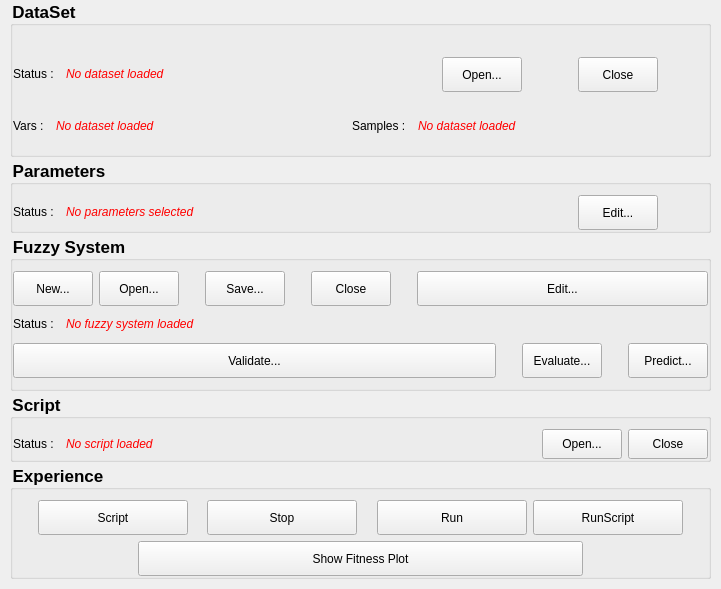
First picture: the form in fuge-lc/fugemain.ui, repository ThibaultSchowing/FUGE-LC, before the edit.
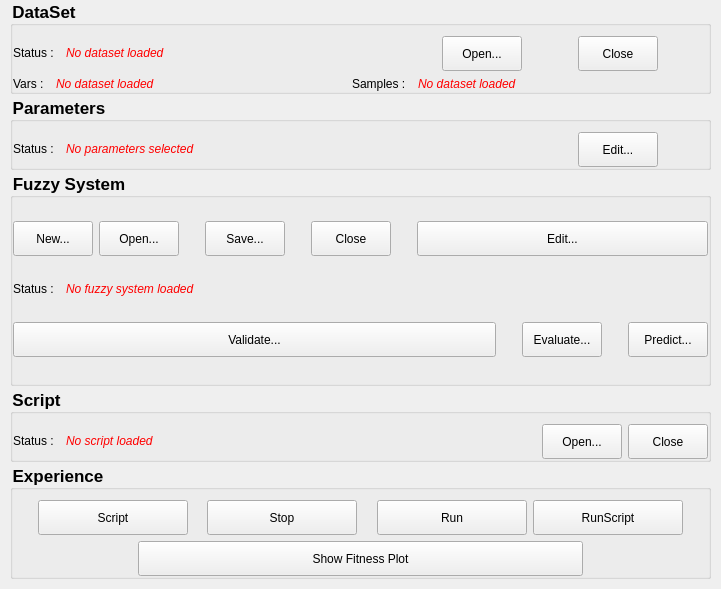
Second picture: the form after the edit. Icons and pictures are not drawn.

```diff
--- a/fuge-lc/fugemain.ui
+++ b/fuge-lc/fugemain.ui
@@ -430,7 +430,7 @@
        <bool>true</bool>
       </property>
       <property name="sizePolicy">
-       <sizepolicy hsizetype="Expanding" vsizetype="Fixed">
+       <sizepolicy hsizetype="Expanding" vsizetype="MinimumExpanding">
         <horstretch>0</horstretch>
         <verstretch>0</verstretch>
        </sizepolicy>
@@ -873,7 +873,7 @@
            <property name="minimumSize">
             <size>
              <width>0</width>
-             <height>30</height>
+             <height>35</height>
             </size>
            </property>
            <property name="text">
@@ -892,7 +892,7 @@
            <property name="minimumSize">
             <size>
              <width>0</width>
-             <height>30</height>
+             <height>35</height>
             </size>
            </property>
            <property name="text">
```
